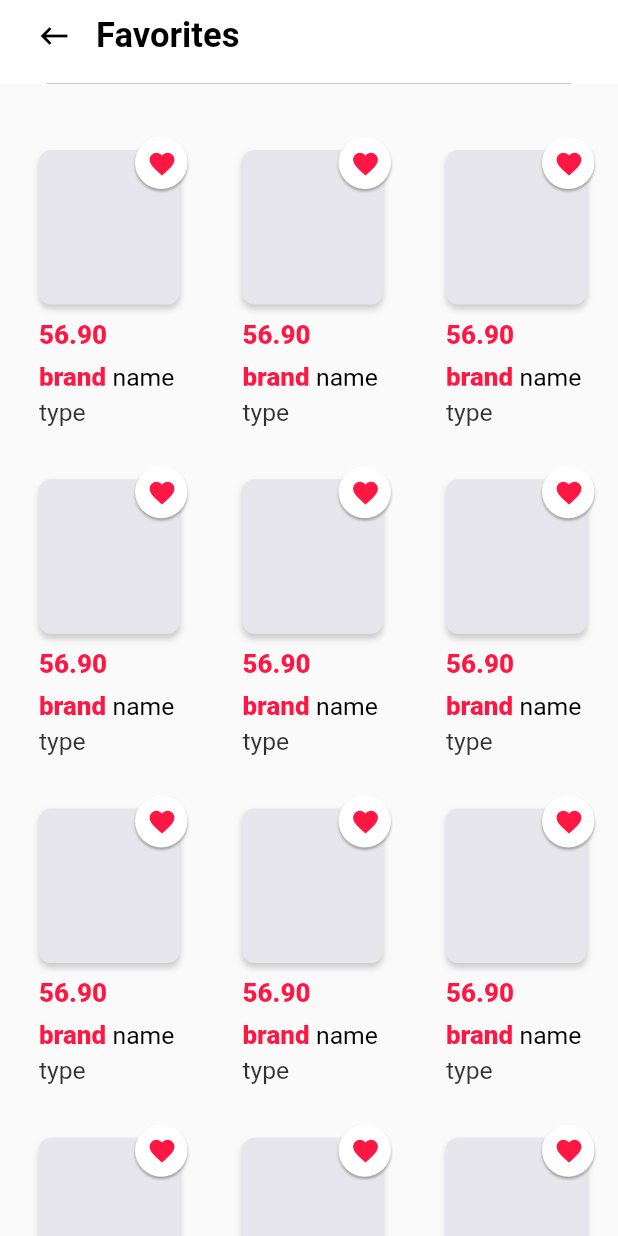
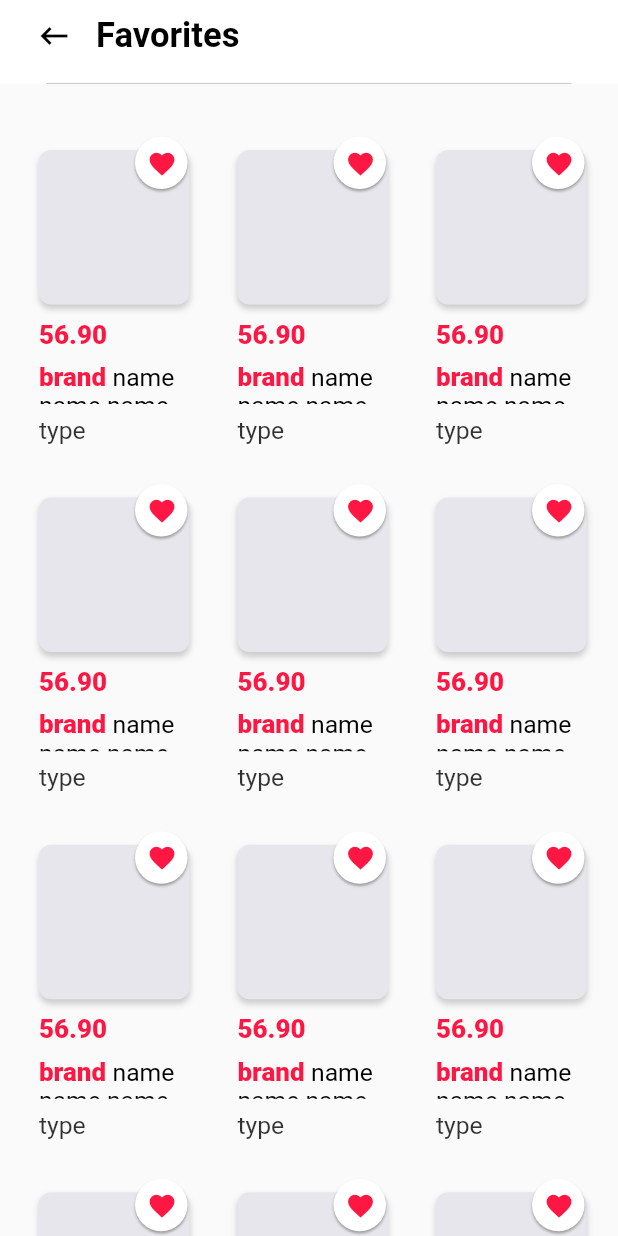
Before and after one commit to ismayil-allahverdiyev/User-Store-App, a Flutter app: the HomePage screen opened directly, after a tap on the "arrow forward" icon, on a phone screen of 412 x 824 dp. Run offline on Flutter 3.47's test engine with Material 2 defaults, Android fonts, the phone set to English and light mode, and no system bars; our stand-ins replace curved_navigation_bar, flutter_map, geolocator, google_fonts, latlong2, shared_preferences and 2 more; missing offline and left inert: configurable_expansion_tile_null_safety, count_stepper; accounts and stored records are empty; network calls fail; Roboto replaces fonts that are missing (OpenSans).

Commit message:
Update favorite_page.dart

```diff
--- a/lib/pages/favorite_page.dart
+++ b/lib/pages/favorite_page.dart
@@ -61,7 +61,7 @@ class favoritePage extends StatelessWidget {
                         Container(
                           height: height,
                           child: GridView.count(
-                            crossAxisSpacing: 15,
+                            crossAxisSpacing: 5,
                             mainAxisSpacing: 0.1,
                             scrollDirection: Axis.vertical,
                             crossAxisCount: 3,
```
